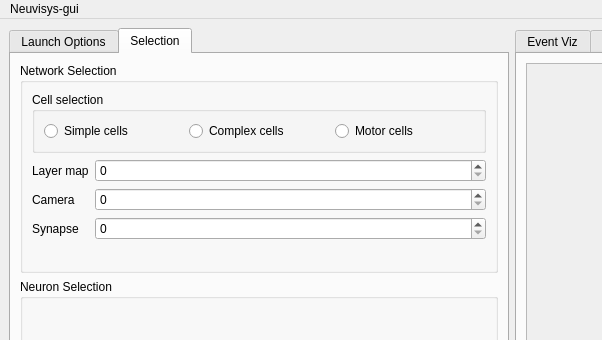
comsee-research/Neuvisys, file src/gui/neuvisysgui.ui: the form before one commit; both pictures show x 0 to 602 and y 0 to 340 of the 1402 by 776 pixel window.
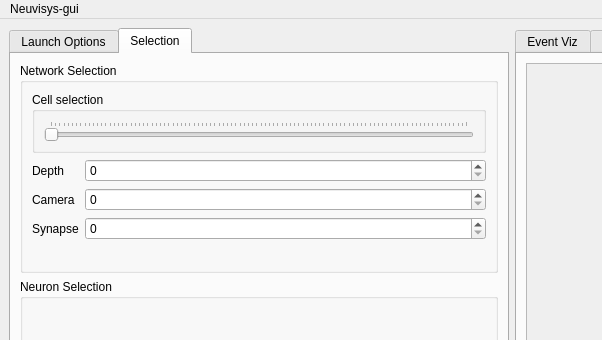
The form after the commit. The open tabs and pages were chosen to show the change. Custom widgets are drawn as their Qt base class.

```diff
--- a/src/gui/neuvisysgui.ui
+++ b/src/gui/neuvisysgui.ui
@@ -395,7 +395,7 @@
              <item row="1" column="0">
               <widget class="QLabel" name="label_layer">
                <property name="text">
-                <string>Layer map</string>
+                <string>Depth</string>
                </property>
               </widget>
              </item>
@@ -428,24 +428,13 @@
                 <string>Cell selection</string>
                </property>
                <layout class="QGridLayout" name="gridLayout_19">
-                <item row="0" column="1">
-                 <widget class="QRadioButton" name="radio_button_complex_cell">
-                  <property name="text">
-                   <string>Complex cells</string>
-                  </property>
-                 </widget>
-                </item>
                 <item row="0" column="0">
-                 <widget class="QRadioButton" name="radio_button_simple_cell">
-                  <property name="text">
-                   <string>Simple cells</string>
+                 <widget class="QSlider" name="slider_layer">
+                  <property name="orientation">
+                   <enum>Qt::Horizontal</enum>
                   </property>
-                 </widget>
-                </item>
-                <item row="0" column="2">
-                 <widget class="QRadioButton" name="radio_button_motor_cell">
-                  <property name="text">
-                   <string>Motor cells</string>
+                  <property name="tickPosition">
+                   <enum>QSlider::TicksAbove</enum>
                   </property>
                  </widget>
                 </item>
```
Left out of the diff: 8 changed lines with no effect on the pictures.
